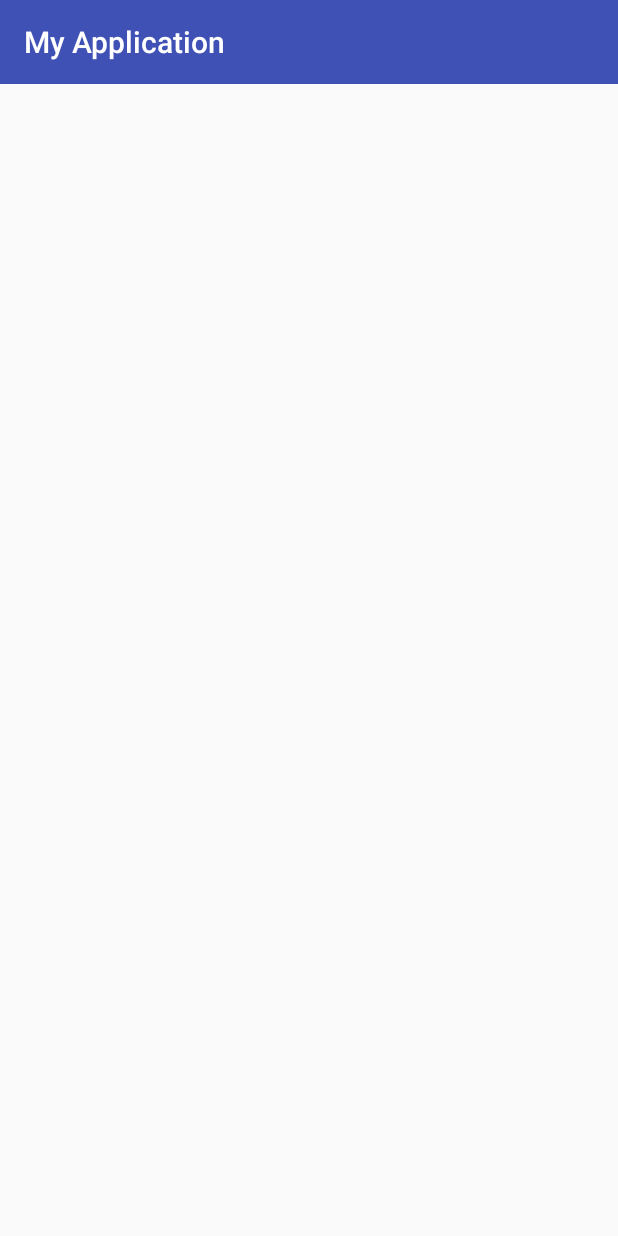
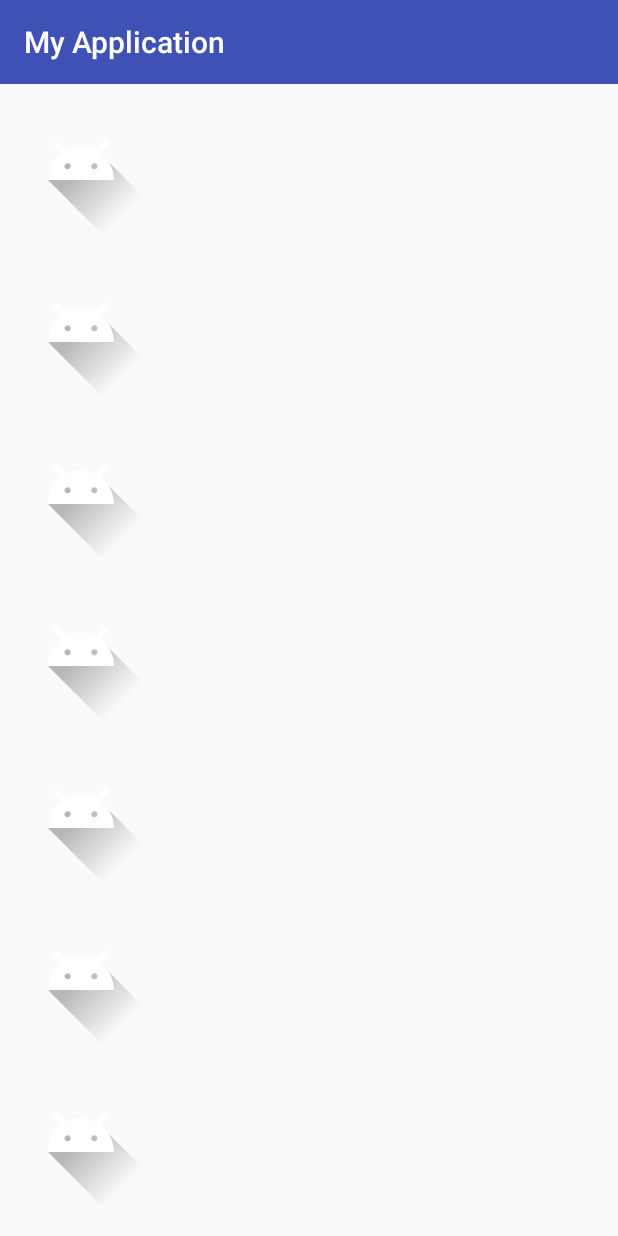
Before and after one commit to isaaclzq/gif, an Android app: the screen it shows after launch (MainActivity), on a phone screen of 412 x 824 dp. Run offline under Robolectric (Android 15) with nearby library versions, the phone set to English and light mode, and no system bars; our stand-ins replace ButterKnife; pictures from the network do not load.

Commit message:
add placeholder

```diff
--- a/app/src/main/java/com/example/pixdev32/myapplication/V2/GifAdapterV2.java
+++ b/app/src/main/java/com/example/pixdev32/myapplication/V2/GifAdapterV2.java
@@ -1,6 +1,7 @@
 package com.example.pixdev32.myapplication.V2;
 
 import android.content.Context;
+import android.graphics.Color;
 import android.support.annotation.NonNull;
 import android.support.v7.widget.RecyclerView;
 import android.view.View;
@@ -8,6 +9,7 @@ import android.view.ViewGroup;
 
 import com.example.pixdev32.myapplication.R;
 
+import java.util.Collection;
 import java.util.List;
 import java.util.UUID;
 
@@ -46,18 +48,29 @@ public class GifAdapterV2 extends RecyclerView.Adapter<GifAdapterV2.GifViewHolde
         return mList.size();
     }
 
-    public class GifViewHolderV2 extends RecyclerView.ViewHolder {
+    public class GifViewHolderV2 extends RecyclerView.ViewHolder implements View.OnClickListener{
 
         @BindView(R.id.img_gif8)
         MyGifImageView mGif8;
+
+        String url = null;
 
         public GifViewHolderV2(View itemView) {
             super(itemView);
             ButterKnife.bind(this, itemView);
             itemView.setTag(UUID.randomUUID().toString());
+            itemView.setOnClickListener(this);
         }
 
         public void bind(String url) {
+            this.url = url;
+            mGif8.setImageDrawable(null);
+            mGif8.setImage((String) itemView.getTag(), url);
+        }
+
+        @Override
+        public void onClick(View v) {
+            mGif8.setImageDrawable(null);
             mGif8.setResource((String) itemView.getTag(), url);
         }
     }
--- a/app/src/main/java/com/example/pixdev32/myapplication/V2/GifDownloader.java
+++ b/app/src/main/java/com/example/pixdev32/myapplication/V2/GifDownloader.java
@@ -95,9 +95,7 @@ public class GifDownloader {
             return;
         }
         if (!future.isDone() && !future.isCancelled()) {
-            Log.v("cancel", "before: size = " + mWorkQueue.size());
-            boolean status = future.cancel(true);
-            Log.v("cancel", "after: size = " + mWorkQueue.size() + ' ' + status);
+            future.cancel(false);
         }
     }
 
--- a/app/src/main/res/layout/list_item_v2.xml
+++ b/app/src/main/res/layout/list_item_v2.xml
@@ -10,5 +10,6 @@
     <com.example.pixdev32.myapplication.V2.MyGifImageView
         android:id="@+id/img_gif8"
         android:layout_width="match_parent"
-        android:layout_height="wrap_content" />
+        android:layout_height="wrap_content"
+        android:background="@drawable/ic_launcher_foreground"/>
 </LinearLayout>
```
Also changed, not shown: app/src/main/java/com/example/pixdev32/myapplication/V2/MyGifImageView.java (+26 -1 lines).
